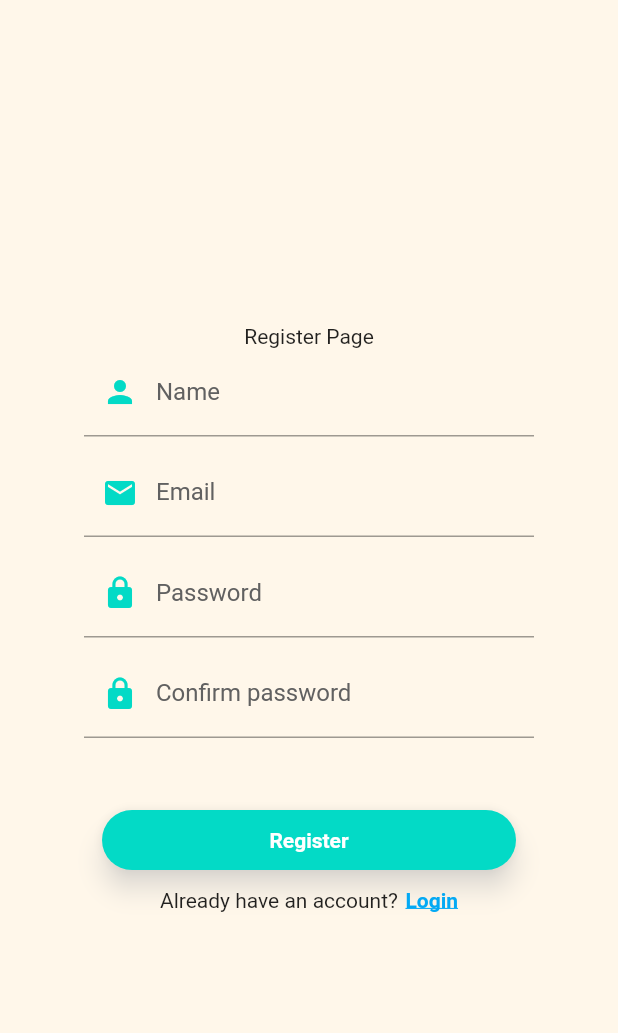
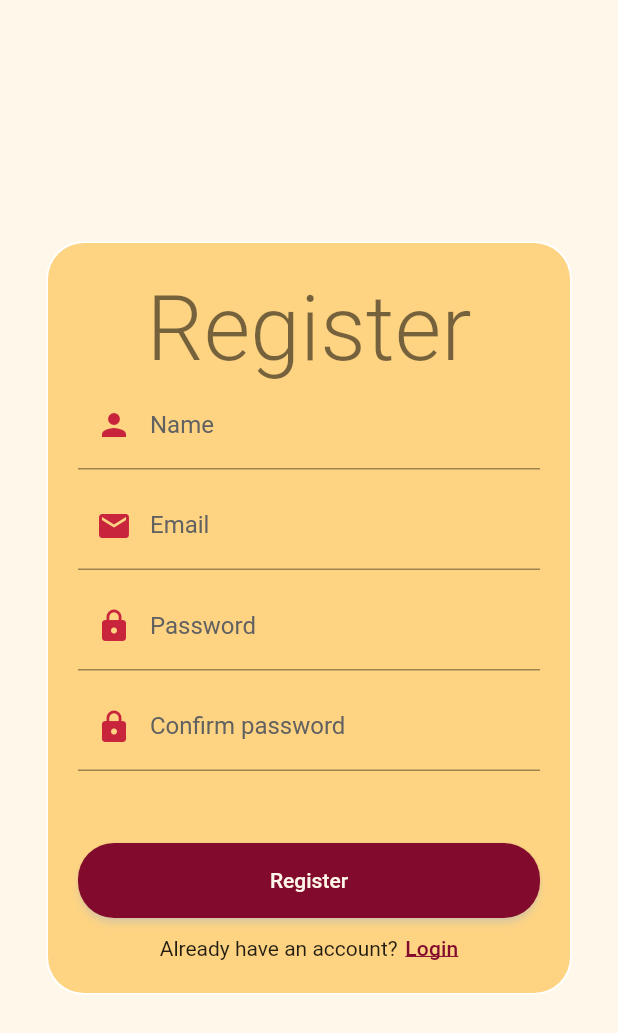
Before and after one commit to FaMiFisH/mobileapp, a Flutter app: the RegisterScreen screen opened by its route, on a phone screen of 412 x 824 dp. Shown: the top 1033 px of the screen. Run offline on Flutter 3.47's test engine with Material 2 defaults, Android fonts, the phone set to English and light mode, and no system bars; our stand-ins replace shared_preferences; accounts and stored records are empty; Roboto replaces fonts that are missing (Georgia, Hind, Montserrat).

Commit message:
initial draft finished

```diff
--- a/lib/interfaces/RegisterScreen.dart
+++ b/lib/interfaces/RegisterScreen.dart
@@ -1,5 +1,7 @@
 import 'package:flutter/cupertino.dart';
 import 'package:flutter/material.dart';
+
+import 'HomeScreen.dart';
 
 class RegisterScreen extends StatefulWidget {
   @override
@@ -53,16 +55,31 @@ class _RegisterScreenState extends State<RegisterScreen> {
   @override
   Widget build(BuildContext context) {
     return Scaffold(
-        body: Padding(
+        body: SafeArea(
+      child: Center(
+        child: SingleChildScrollView(
+          child: Padding(
               padding: const EdgeInsets.all(32.0),
               child: Center(
                 child: ConstrainedBox(
-                constraints: BoxConstraints(maxHeight: 1000.0, maxWidth: 300.0),
+                  constraints:
+                      BoxConstraints(maxHeight: 500.0, maxWidth: 350.0),
+                  child: Container(
+                    padding: EdgeInsets.all(20.0),
+                    decoration: BoxDecoration(
+                        color: Theme.of(context).primaryColorLight,
+                        boxShadow: [
+                          BoxShadow(
+                              color: Theme.of(context).shadowColor,
+                              spreadRadius: 1),
+                        ],
+                        borderRadius: BorderRadius.circular(24)),
                     child: Column(
                         mainAxisAlignment: MainAxisAlignment.center,
                         crossAxisAlignment: CrossAxisAlignment.center,
                         children: <Widget>[
-                      Text("Register Page"),
+                          Text("Register",
+                              style: Theme.of(context).textTheme.headline2),
                           Container(
                               child: TextFormField(
                                   controller: nameController,
@@ -72,17 +89,18 @@ class _RegisterScreenState extends State<RegisterScreen> {
                                           color: Theme.of(context).hintColor),
                                       focusedBorder: UnderlineInputBorder(
                                           borderSide: BorderSide(
-                                          color:
-                                              Theme.of(context).accentColor)),
+                                              color: Theme.of(context)
+                                                  .accentColor)),
                                       prefixIcon: Icon(
                                         Icons.person,
-                                    color: Theme.of(context).accentColor,
+                                        color:
+                                            Theme.of(context).primaryColorDark,
                                       ),
                                       suffixIcon: nameController.text.isNotEmpty
                                           ? IconButton(
                                               icon: Icon(Icons.clear,
                                                   color: Theme.of(context)
-                                                  .accentColor),
+                                                      .primaryColorDark),
                                               onPressed: () =>
                                                   {nameController.clear()})
                                           : SizedBox.shrink()))),
@@ -92,18 +110,20 @@ class _RegisterScreenState extends State<RegisterScreen> {
                             controller: emailController,
                             decoration: InputDecoration(
                                 labelText: "Email",
-                            labelStyle:
-                                TextStyle(color: Theme.of(context).hintColor),
+                                labelStyle: TextStyle(
+                                    color: Theme.of(context).hintColor),
                                 focusedBorder: UnderlineInputBorder(
                                     borderSide: BorderSide(
                                         color: Theme.of(context).accentColor)),
                                 prefixIcon: Icon(Icons.email,
-                                color: Theme.of(context).accentColor),
+                                    color: Theme.of(context).primaryColorDark),
                                 suffixIcon: emailController.text.isNotEmpty
                                     ? IconButton(
                                         icon: Icon(Icons.clear,
-                                        color: Theme.of(context).accentColor),
-                                    onPressed: () => {emailController.clear()})
+                                            color: Theme.of(context)
+                                                .primaryColorDark),
+                                        onPressed: () =>
+                                            {emailController.clear()})
                                     : SizedBox.shrink()),
                           )),
                           SizedBox(height: 8.0),
@@ -112,13 +132,15 @@ class _RegisterScreenState extends State<RegisterScreen> {
                               controller: passController,
                               decoration: InputDecoration(
                                   labelText: "Password",
-                              labelStyle:
-                                  TextStyle(color: Theme.of(context).hintColor),
+                                  labelStyle: TextStyle(
+                                      color: Theme.of(context).hintColor),
                                   focusedBorder: UnderlineInputBorder(
                                       borderSide: BorderSide(
-                                      color: Theme.of(context).primaryColor)),
+                                          color:
+                                              Theme.of(context).accentColor)),
                                   prefixIcon: Icon(Icons.lock,
-                                  color: Theme.of(context).accentColor),
+                                      color:
+                                          Theme.of(context).primaryColorDark),
                                   suffixIcon: Row(
                                     mainAxisAlignment:
                                         MainAxisAlignment.spaceBetween,
@@ -126,7 +148,9 @@ class _RegisterScreenState extends State<RegisterScreen> {
                                     children: passController.text.isNotEmpty
                                         ? [
                                             IconButton(
-                                            icon: Icon(Icons.clear),
+                                                icon: Icon(Icons.clear,
+                                                    color: Theme.of(context)
+                                                        .primaryColorDark),
                                                 onPressed: () =>
                                                     {passController.clear()}),
                                             IconButton(
@@ -134,8 +158,8 @@ class _RegisterScreenState extends State<RegisterScreen> {
                                                   hidePass
                                                       ? Icons.visibility_off
                                                       : Icons.visibility,
-                                              color:
-                                                  Theme.of(context).accentColor,
+                                                  color: Theme.of(context)
+                                                      .primaryColorDark,
                                                 ),
                                                 onPressed: () =>
                                                     togglePassVisibility()),
@@ -153,31 +177,37 @@ class _RegisterScreenState extends State<RegisterScreen> {
                               controller: confirmPassController,
                               decoration: InputDecoration(
                                   labelText: "Confirm password",
-                              labelStyle:
-                                  TextStyle(color: Theme.of(context).hintColor),
+                                  labelStyle: TextStyle(
+                                      color: Theme.of(context).hintColor),
                                   focusedBorder: UnderlineInputBorder(
                                       borderSide: BorderSide(
-                                      color: Theme.of(context).primaryColor)),
+                                          color:
+                                              Theme.of(context).accentColor)),
                                   prefixIcon: Icon(Icons.lock,
-                                  color: Theme.of(context).accentColor),
+                                      color:
+                                          Theme.of(context).primaryColorDark),
                                   suffixIcon: Row(
                                     mainAxisAlignment:
                                         MainAxisAlignment.spaceBetween,
                                     mainAxisSize: MainAxisSize.min,
-                                children: confirmPassController.text.isNotEmpty
+                                    children:
+                                        confirmPassController.text.isNotEmpty
                                             ? [
                                                 IconButton(
-                                            icon: Icon(Icons.clear),
+                                                    icon: Icon(Icons.clear,
+                                                        color: Theme.of(context)
+                                                            .primaryColorDark),
                                                     onPressed: () => {
-                                                  confirmPassController.clear()
+                                                          confirmPassController
+                                                              .clear()
                                                         }),
                                                 IconButton(
                                                     icon: Icon(
                                                       hideConfirmPass
                                                           ? Icons.visibility_off
                                                           : Icons.visibility,
-                                              color:
-                                                  Theme.of(context).accentColor,
+                                                      color: Theme.of(context)
+                                                          .primaryColorDark,
                                                     ),
                                                     onPressed: () =>
                                                         toggleConfirmPassVisibility()),
@@ -192,42 +222,35 @@ class _RegisterScreenState extends State<RegisterScreen> {
                           SizedBox(height: 48.0),
                           Container(
                               child: Column(children: <Widget>[
-                        Container(
-                            height: 40.0,
-                            padding: EdgeInsets.fromLTRB(12.0, 0.0, 12.0, 0.0),
-                            child: Material(
-                                borderRadius: BorderRadius.circular(20.0),
-                                shadowColor: Theme.of(context).shadowColor,
-                                color: Theme.of(context).accentColor,
-                                elevation: 7.0,
-                                child: GestureDetector(
-                                    onTap: () {},
-                                    child: Center(
+                            ElevatedButton(
+                                onPressed: () => runApp(HomePage()),
                                 child: Text("Register",
-                                          style: TextStyle(
-                                              color: Colors.white,
-                                              fontWeight: FontWeight.bold)),
-                                    )))),
+                                    style: Theme.of(context).textTheme.button)),
                             SizedBox(height: 12.0),
                             Row(
                                 mainAxisAlignment: MainAxisAlignment.center,
                                 children: <Widget>[
-                              Text("Already have an account?"),
+                                  Text("Already have an account?",
+                                      style: Theme.of(context)
+                                          .textTheme
+                                          .bodyText2),
                                   SizedBox(width: 5.0),
                                   InkWell(
                                       onTap: () {
                                         Navigator.of(context).pop();
                                       },
                                       child: Text("Login",
-                                      style: TextStyle(
-                                          color: Colors.lightBlue,
-                                          fontWeight: FontWeight.bold,
-                                          decoration:
-                                              TextDecoration.underline)))
+                                          style: Theme.of(context)
+                                              .textTheme
+                                              .subtitle2))
                                 ])
                           ])),
                         ]),
                   ),
-            )));
+                ),
+              )),
+        ),
+      ),
+    ));
   }
 }
```
Lines whose indentation alone changed are shown as unchanged.
